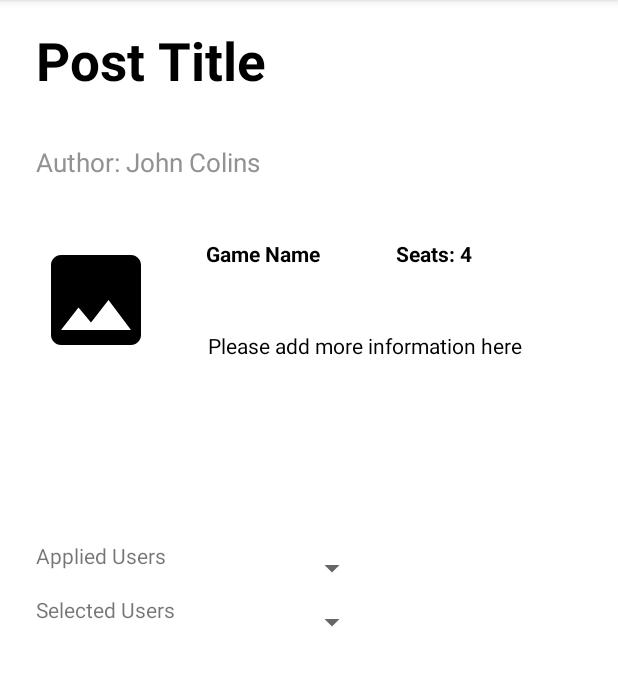
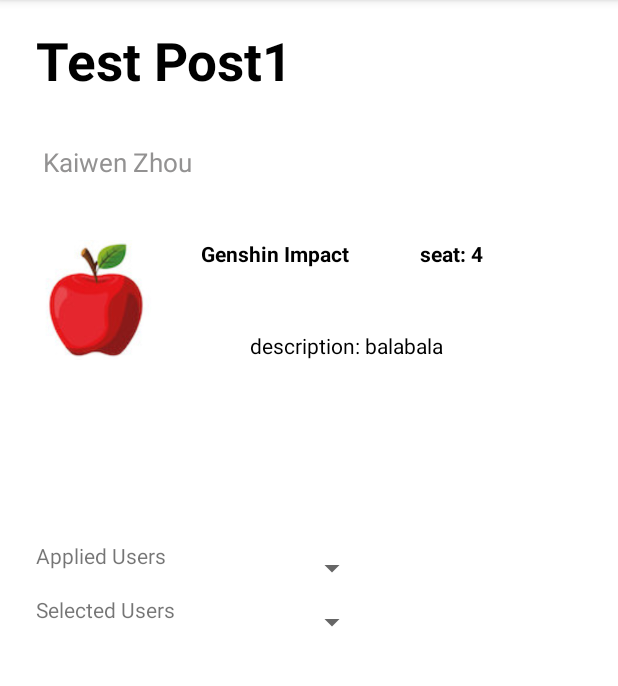
Before and after one commit to bxiao012/Team36, an Android app: the FinalProjectActivity screen opened directly, with no data from a screen before it, after a tap on "Test Post1", on a phone screen of 412 x 824 dp, the part 84-770 px from its top. Run offline under Robolectric (Android 15) with nearby library versions, the phone set to English and light mode, and no system bars.

Commit message:
pass details into postDetailActivity

```diff
--- a/app/src/main/java/edu/northeastern/team36/FinalProject/PostAdapter.java
+++ b/app/src/main/java/edu/northeastern/team36/FinalProject/PostAdapter.java
@@ -2,6 +2,8 @@ package edu.northeastern.team36.FinalProject;
 
 import android.content.Context;
 import android.content.Intent;
+import android.graphics.Bitmap;
+import android.graphics.BitmapFactory;
 import android.view.LayoutInflater;
 import android.view.View;
 import android.view.ViewGroup;
@@ -9,6 +11,7 @@ import android.view.ViewGroup;
 import androidx.annotation.NonNull;
 import androidx.recyclerview.widget.RecyclerView;
 
+import java.io.ByteArrayOutputStream;
 import java.util.ArrayList;
 
 import edu.northeastern.team36.R;
@@ -41,15 +44,34 @@ public class PostAdapter extends RecyclerView.Adapter<PostViewHolder> {
         holder.descriptionTv.setText(currPost.getDescription());
         holder.imageIv.setImageResource(R.drawable.apple);
 
+        // pass details to postDetailActivity
         holder.itemView.setOnClickListener(new View.OnClickListener() {
             @Override
             public void onClick(View view) {
+                String title = currPost.getTitle();
+                String postAuthor = currPost.getAuthorName();
+                String description = currPost.getDescription();
+                int seat = currPost.getSeats();
+                String game = currPost.getGame();
                 Intent intent = new Intent(view.getContext(), PostDetailActivity.class);
                 intent.putExtra("username", username);
+                intent.putExtra("EXTRA_TITLE", title);
+                intent.putExtra("AUTHOR_NAME", postAuthor);
+                intent.putExtra("DESCRIPTION", description);
+                intent.putExtra("SEAT", seat);
+                intent.putExtra("GAME", game);
+
+                // pass image
+                Bitmap bmp = BitmapFactory.decodeResource(PostAdapter.this.context.getResources(), R.drawable.apple);
+                ByteArrayOutputStream stream = new ByteArrayOutputStream();
+                bmp.compress(Bitmap.CompressFormat.PNG, 100, stream);
+                byte[] byteArray = stream.toByteArray();
+                intent.putExtra("IMAGE", byteArray);
                 context.startActivity(intent);
             }
         });
     }
+
 
     @Override
     public int getItemCount() {
--- a/app/src/main/java/edu/northeastern/team36/FinalProject/PostDetailActivity.java
+++ b/app/src/main/java/edu/northeastern/team36/FinalProject/PostDetailActivity.java
@@ -2,7 +2,12 @@ package edu.northeastern.team36.FinalProject;
 
 import androidx.appcompat.app.AppCompatActivity;
 
+import android.content.Intent;
+import android.graphics.Bitmap;
+import android.graphics.BitmapFactory;
 import android.os.Bundle;
+import android.widget.ImageView;
+import android.widget.TextView;
 
 import edu.northeastern.team36.R;
 
@@ -12,5 +17,32 @@ public class PostDetailActivity extends AppCompatActivity {
     protected void onCreate(Bundle savedInstanceState) {
         super.onCreate(savedInstanceState);
         setContentView(R.layout.activity_post_detail);
+
+        Intent intent = getIntent();
+        String title = intent.getStringExtra("EXTRA_TITLE");
+        String authorName = intent.getStringExtra("AUTHOR_NAME");
+        String description = intent.getStringExtra("DESCRIPTION");
+        int seat = intent.getIntExtra("SEAT", 3);
+        String game = intent.getStringExtra("GAME");
+
+        TextView titleTv = (TextView) findViewById(R.id.titleTv2);
+        TextView authorTv = (TextView) findViewById(R.id.postAuthorTv2);
+        TextView descriptionTv = (TextView) findViewById(R.id.descriptionTv2);
+        TextView seatTv = (TextView) findViewById(R.id.seatTv2);
+        TextView gameTv = (TextView) findViewById(R.id.gameTv2);
+
+        titleTv.setText(title);
+        authorTv.setText(authorName);
+        descriptionTv.setText(description);
+        seatTv.setText("seat: " + seat);
+        gameTv.setText(game);
+
+        Bundle extras = getIntent().getExtras();
+        byte[] byteArray = extras.getByteArray("IMAGE");
+
+        Bitmap bmp = BitmapFactory.decodeByteArray(byteArray, 0, byteArray.length);
+        ImageView image = (ImageView) findViewById(R.id.imageTv2);
+
+        image.setImageBitmap(bmp);
     }
 }
--- a/app/src/main/res/layout/activity_post_detail.xml
+++ b/app/src/main/res/layout/activity_post_detail.xml
@@ -21,7 +21,7 @@
         app:layout_constraintVertical_bias="0.0" />
 
     <ImageView
-        android:id="@+id/imageIv2"
+        android:id="@+id/imageTv2"
         android:layout_width="80dp"
         android:layout_height="80dp"
         android:adjustViewBounds="true"
@@ -42,10 +42,10 @@
         android:maxLines="2"
         android:text="Please add more information here"
         android:textColor="@color/black"
-        app:layout_constraintBottom_toBottomOf="@+id/imageIv2"
+        app:layout_constraintBottom_toBottomOf="@+id/imageTv2"
         app:layout_constraintEnd_toEndOf="parent"
         app:layout_constraintHorizontal_bias="0.351"
-        app:layout_constraintStart_toEndOf="@+id/imageIv2"
+        app:layout_constraintStart_toEndOf="@+id/imageTv2"
         app:layout_constraintTop_toBottomOf="@+id/seatTv2"
         app:layout_constraintVertical_bias="1.0" />
 
@@ -74,7 +74,7 @@
         app:layout_constraintBottom_toBottomOf="parent"
         app:layout_constraintEnd_toEndOf="parent"
         app:layout_constraintHorizontal_bias="0.144"
-        app:layout_constraintStart_toEndOf="@+id/imageIv2"
+        app:layout_constraintStart_toEndOf="@+id/imageTv2"
         app:layout_constraintTop_toBottomOf="@+id/postAuthorTv2"
         app:layout_constraintVertical_bias="0.063" />
 
@@ -101,7 +101,7 @@
         app:layout_constraintEnd_toEndOf="parent"
         app:layout_constraintHorizontal_bias="0.126"
         app:layout_constraintStart_toStartOf="parent"
-        app:layout_constraintTop_toBottomOf="@+id/imageIv2"
+        app:layout_constraintTop_toBottomOf="@+id/imageTv2"
         app:layout_constraintVertical_bias="0.295">
 
         <LinearLayout
```
